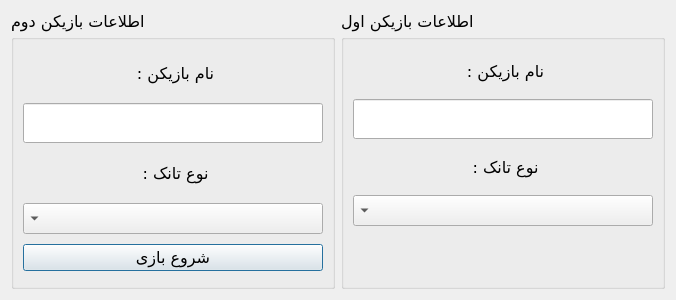
ehsankhani/TANKS_BATTLE, file playerinfoui.ui: the form before one commit.
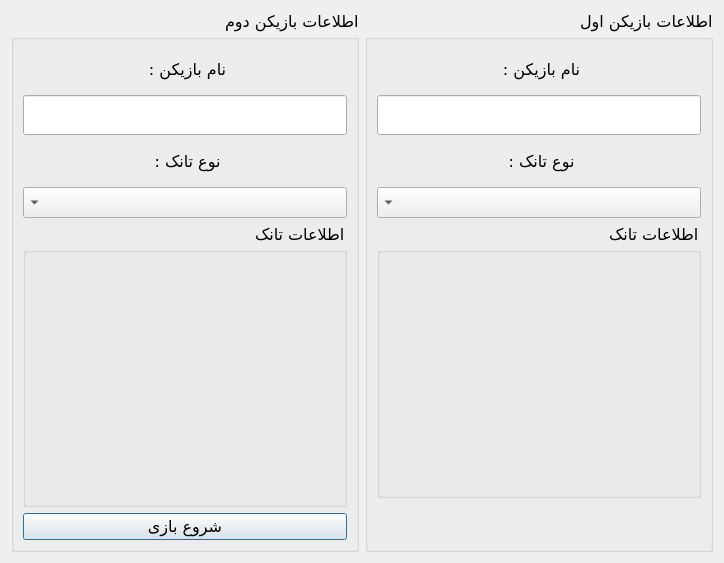
The form after the commit.

Commit message: PlayerInfoUI Completed

Patch:
```diff
--- a/playerinfoui.ui
+++ b/playerinfoui.ui
@@ -6,8 +6,8 @@
    <rect>
     <x>0</x>
     <y>0</y>
-    <width>664</width>
-    <height>300</height>
+    <width>704</width>
+    <height>562</height>
    </rect>
   </property>
   <property name="font">
@@ -19,90 +19,10 @@
   <property name="windowTitle">
    <string>Dialog</string>
   </property>
+  <property name="layoutDirection">
+   <enum>Qt::RightToLeft</enum>
+  </property>
   <layout class="QHBoxLayout" name="horizontalLayout">
-   <item>
-    <widget class="QGroupBox" name="groupBox">
-     <property name="title">
-      <string>اطلاعات بازیکن دوم</string>
-     </property>
-     <layout class="QVBoxLayout" name="verticalLayout_3">
-      <item>
-       <widget class="QLabel" name="lblname_3">
-        <property name="minimumSize">
-         <size>
-          <width>300</width>
-          <height>40</height>
-         </size>
-        </property>
-        <property name="maximumSize">
-         <size>
-          <width>16777215</width>
-          <height>40</height>
-         </size>
-        </property>
-        <property name="text">
-         <string>نام بازیکن : </string>
-        </property>
-        <property name="alignment">
-         <set>Qt::AlignCenter</set>
-        </property>
-       </widget>
-      </item>
-      <item>
-       <widget class="QLineEdit" name="TxtNamePlayerTwo">
-        <property name="minimumSize">
-         <size>
-          <width>300</width>
-          <height>40</height>
-         </size>
-        </property>
-        <property name="maximumSize">
-         <size>
-          <width>16777215</width>
-          <height>40</height>
-         </size>
-        </property>
-       </widget>
-      </item>
-      <item>
-       <widget class="QLabel" name="lblname_8">
-        <property name="minimumSize">
-         <size>
-          <width>300</width>
-          <height>40</height>
-         </size>
-        </property>
-        <property name="maximumSize">
-         <size>
-          <width>16777215</width>
-          <height>40</height>
-         </size>
-        </property>
-        <property name="text">
-         <string>نوع تانک : </string>
-        </property>
-        <property name="alignment">
-         <set>Qt::AlignCenter</set>
-        </property>
-       </widget>
-      </item>
-      <item>
-       <widget class="QComboBox" name="CmbTankPlayerTwo">
-        <property name="layoutDirection">
-         <enum>Qt::RightToLeft</enum>
-        </property>
-       </widget>
-      </item>
-      <item>
-       <widget class="QPushButton" name="BtnPlay">
-        <property name="text">
-         <string>شروع بازی</string>
-        </property>
-       </widget>
-      </item>
-     </layout>
-    </widget>
-   </item>
    <item>
     <widget class="QGroupBox" name="groupBox_2">
      <property name="title">
@@ -176,6 +96,128 @@
         </property>
        </widget>
       </item>
+      <item>
+       <widget class="QGroupBox" name="groupBox_3">
+        <property name="title">
+         <string>اطلاعات تانک</string>
+        </property>
+        <layout class="QVBoxLayout" name="verticalLayout">
+         <item>
+          <widget class="QLabel" name="LblTankNameOne">
+           <property name="minimumSize">
+            <size>
+             <width>300</width>
+             <height>40</height>
+            </size>
+           </property>
+           <property name="maximumSize">
+            <size>
+             <width>16777215</width>
+             <height>40</height>
+            </size>
+           </property>
+           <property name="text">
+            <string/>
+           </property>
+           <property name="alignment">
+            <set>Qt::AlignCenter</set>
+           </property>
+           <property name="margin">
+            <number>0</number>
+           </property>
+          </widget>
+         </item>
+         <item>
+          <widget class="QLabel" name="LblTankSpeedOne">
+           <property name="minimumSize">
+            <size>
+             <width>300</width>
+             <height>40</height>
+            </size>
+           </property>
+           <property name="maximumSize">
+            <size>
+             <width>16777215</width>
+             <height>40</height>
+            </size>
+           </property>
+           <property name="text">
+            <string/>
+           </property>
+           <property name="alignment">
+            <set>Qt::AlignCenter</set>
+           </property>
+          </widget>
+         </item>
+         <item>
+          <widget class="QLabel" name="LblTankPowerOne">
+           <property name="minimumSize">
+            <size>
+             <width>300</width>
+             <height>40</height>
+            </size>
+           </property>
+           <property name="maximumSize">
+            <size>
+             <width>16777215</width>
+             <height>40</height>
+            </size>
+           </property>
+           <property name="text">
+            <string/>
+           </property>
+           <property name="alignment">
+            <set>Qt::AlignCenter</set>
+           </property>
+          </widget>
+         </item>
+         <item>
+          <widget class="QLabel" name="LblTankShildOne">
+           <property name="minimumSize">
+            <size>
+             <width>300</width>
+             <height>40</height>
+            </size>
+           </property>
+           <property name="maximumSize">
+            <size>
+             <width>16777215</width>
+             <height>40</height>
+            </size>
+           </property>
+           <property name="text">
+            <string/>
+           </property>
+           <property name="alignment">
+            <set>Qt::AlignCenter</set>
+           </property>
+          </widget>
+         </item>
+         <item>
+          <widget class="QLabel" name="LblTankColorOne">
+           <property name="minimumSize">
+            <size>
+             <width>300</width>
+             <height>40</height>
+            </size>
+           </property>
+           <property name="maximumSize">
+            <size>
+             <width>16777215</width>
+             <height>40</height>
+            </size>
+           </property>
+           <property name="text">
+            <string/>
+           </property>
+           <property name="alignment">
+            <set>Qt::AlignCenter</set>
+           </property>
+          </widget>
+         </item>
+        </layout>
+       </widget>
+      </item>
       <item>
        <widget class="QLabel" name="lblname_10">
         <property name="minimumSize">
@@ -206,6 +248,211 @@
      </layout>
     </widget>
    </item>
+   <item>
+    <widget class="QGroupBox" name="groupBox">
+     <property name="title">
+      <string>اطلاعات بازیکن دوم</string>
+     </property>
+     <layout class="QVBoxLayout" name="verticalLayout_3">
+      <item>
+       <widget class="QLabel" name="lblname_3">
+        <property name="minimumSize">
+         <size>
+          <width>300</width>
+          <height>40</height>
+         </size>
+        </property>
+        <property name="maximumSize">
+         <size>
+          <width>16777215</width>
+          <height>40</height>
+         </size>
+        </property>
+        <property name="text">
+         <string>نام بازیکن : </string>
+        </property>
+        <property name="alignment">
+         <set>Qt::AlignCenter</set>
+        </property>
+       </widget>
+      </item>
+      <item>
+       <widget class="QLineEdit" name="TxtNamePlayerTwo">
+        <property name="minimumSize">
+         <size>
+          <width>300</width>
+          <height>40</height>
+         </size>
+        </property>
+        <property name="maximumSize">
+         <size>
+          <width>16777215</width>
+          <height>40</height>
+         </size>
+        </property>
+       </widget>
+      </item>
+      <item>
+       <widget class="QLabel" name="lblname_8">
+        <property name="minimumSize">
+         <size>
+          <width>300</width>
+          <height>40</height>
+         </size>
+        </property>
+        <property name="maximumSize">
+         <size>
+          <width>16777215</width>
+          <height>40</height>
+         </size>
+        </property>
+        <property name="text">
+         <string>نوع تانک : </string>
+        </property>
+        <property name="alignment">
+         <set>Qt::AlignCenter</set>
+        </property>
+       </widget>
+      </item>
+      <item>
+       <widget class="QComboBox" name="CmbTankPlayerTwo">
+        <property name="layoutDirection">
+         <enum>Qt::RightToLeft</enum>
+        </property>
+       </widget>
+      </item>
+      <item>
+       <widget class="QGroupBox" name="groupBox_4">
+        <property name="title">
+         <string>اطلاعات تانک</string>
+        </property>
+        <layout class="QVBoxLayout" name="verticalLayout_2">
+         <item>
+          <widget class="QLabel" name="LblTankNameTwo">
+           <property name="minimumSize">
+            <size>
+             <width>300</width>
+             <height>40</height>
+            </size>
+           </property>
+           <property name="maximumSize">
+            <size>
+             <width>16777215</width>
+             <height>40</height>
+            </size>
+           </property>
+           <property name="text">
+            <string/>
+           </property>
+           <property name="alignment">
+            <set>Qt::AlignCenter</set>
+           </property>
+           <property name="margin">
+            <number>0</number>
+           </property>
+          </widget>
+         </item>
+         <item>
+          <widget class="QLabel" name="LblTankSpeedTwo">
+           <property name="minimumSize">
+            <size>
+             <width>300</width>
+             <height>40</height>
+            </size>
+           </property>
+           <property name="maximumSize">
+            <size>
+             <width>16777215</width>
+             <height>40</height>
+            </size>
+           </property>
+           <property name="text">
+            <string/>
+           </property>
+           <property name="alignment">
+            <set>Qt::AlignCenter</set>
+           </property>
+          </widget>
+         </item>
+         <item>
+          <widget class="QLabel" name="LblTankPowerTwo">
+           <property name="minimumSize">
+            <size>
+             <width>300</width>
+             <height>40</height>
+            </size>
+           </property>
+           <property name="maximumSize">
+            <size>
+             <width>16777215</width>
+             <height>40</height>
+            </size>
+           </property>
+           <property name="text">
+            <string/>
+           </property>
+           <property name="alignment">
+            <set>Qt::AlignCenter</set>
+           </property>
+          </widget>
+         </item>
+         <item>
+          <widget class="QLabel" name="LblTankShildTwo">
+           <property name="minimumSize">
+            <size>
+             <width>300</width>
+             <height>40</height>
+            </size>
+           </property>
+           <property name="maximumSize">
+            <size>
+             <width>16777215</width>
+             <height>40</height>
+            </size>
+           </property>
+           <property name="text">
+            <string/>
+           </property>
+           <property name="alignment">
+            <set>Qt::AlignCenter</set>
+           </property>
+          </widget>
+         </item>
+         <item>
+          <widget class="QLabel" name="LblTankColorTwo">
+           <property name="minimumSize">
+            <size>
+             <width>300</width>
+             <height>40</height>
+            </size>
+           </property>
+           <property name="maximumSize">
+            <size>
+             <width>16777215</width>
+             <height>40</height>
+            </size>
+           </property>
+           <property name="text">
+            <string/>
+           </property>
+           <property name="alignment">
+            <set>Qt::AlignCenter</set>
+           </property>
+          </widget>
+         </item>
+        </layout>
+       </widget>
+      </item>
+      <item>
+       <widget class="QPushButton" name="BtnPlay">
+        <property name="text">
+         <string>شروع بازی</string>
+        </property>
+       </widget>
+      </item>
+     </layout>
+    </widget>
+   </item>
   </layout>
  </widget>
  <resources/>
```
The commit also changes 2 other files.
